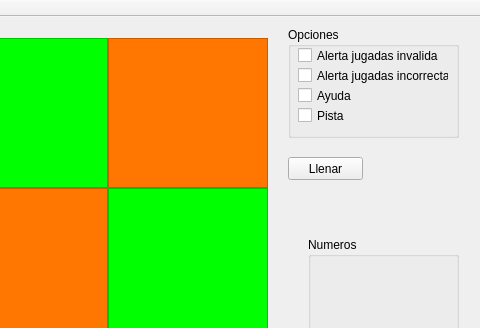
This is sudoku/mainwindow.ui in mansrz/Sudoku as Qt 5 draws it before an edit; both pictures show x 242 to 722 and y 0 to 328 of the 722 by 549 pixel window. The edited form follows.
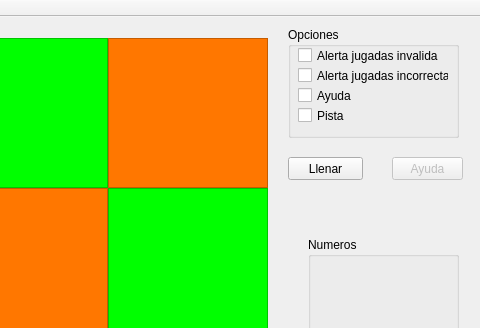
This is the edited form.

The edit to the form file:
```diff
--- a/sudoku/mainwindow.ui
+++ b/sudoku/mainwindow.ui
@@ -249,6 +249,25 @@
      <layout class="QGridLayout" name="gridNumeros"/>
     </widget>
    </widget>
+   <widget class="QPushButton" name="btnAyuda">
+    <property name="enabled">
+     <bool>false</bool>
+    </property>
+    <property name="geometry">
+     <rect>
+      <x>634</x>
+      <y>140</y>
+      <width>71</width>
+      <height>23</height>
+     </rect>
+    </property>
+    <property name="acceptDrops">
+     <bool>false</bool>
+    </property>
+    <property name="text">
+     <string>Ayuda</string>
+    </property>
+   </widget>
   </widget>
   <widget class="QMenuBar" name="menuBar">
    <property name="geometry">
```
